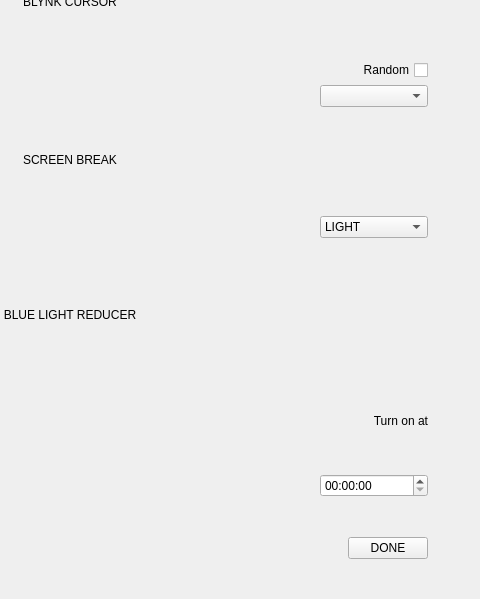
flegall2014/Blynk, file blynk/blynkwindow.ui: the form before one commit; both pictures show x 340 to 820 and y 221 to 820 of the 820 by 820 pixel window.
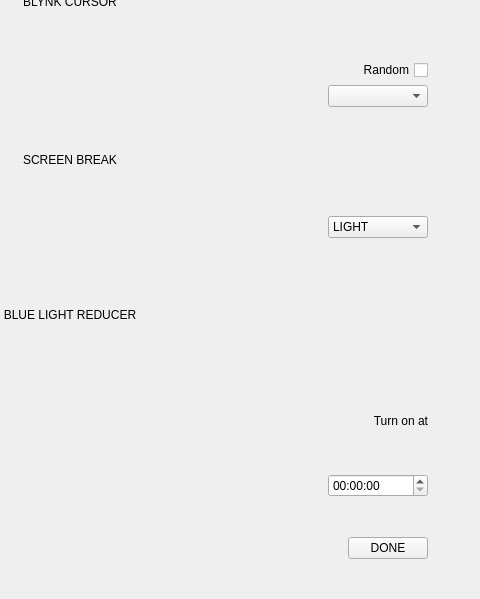
The form after the commit. Icons and pictures are not drawn. Custom widgets are drawn as their Qt base class.

Commit message: moving forward

Patch:
```diff
--- a/blynk/blynkwindow.ui
+++ b/blynk/blynkwindow.ui
@@ -211,13 +211,13 @@
        </property>
        <property name="minimumSize">
         <size>
-         <width>108</width>
+         <width>100</width>
          <height>0</height>
         </size>
        </property>
        <property name="maximumSize">
         <size>
-         <width>108</width>
+         <width>100</width>
          <height>16777215</height>
         </size>
        </property>
@@ -269,13 +269,13 @@
        </property>
        <property name="minimumSize">
         <size>
-         <width>108</width>
+         <width>100</width>
          <height>0</height>
         </size>
        </property>
        <property name="maximumSize">
         <size>
-         <width>108</width>
+         <width>100</width>
          <height>16777215</height>
         </size>
        </property>
@@ -389,13 +389,13 @@
        </property>
        <property name="minimumSize">
         <size>
-         <width>108</width>
+         <width>100</width>
          <height>0</height>
         </size>
        </property>
        <property name="maximumSize">
         <size>
-         <width>108</width>
+         <width>100</width>
          <height>16777215</height>
         </size>
        </property>
@@ -494,13 +494,13 @@
        </property>
        <property name="minimumSize">
         <size>
-         <width>108</width>
+         <width>100</width>
          <height>0</height>
         </size>
        </property>
        <property name="maximumSize">
         <size>
-         <width>108</width>
+         <width>100</width>
          <height>16777215</height>
         </size>
        </property>
@@ -642,13 +642,13 @@
        </property>
        <property name="minimumSize">
         <size>
-         <width>108</width>
+         <width>100</width>
          <height>0</height>
         </size>
        </property>
        <property name="maximumSize">
         <size>
-         <width>108</width>
+         <width>100</width>
          <height>16777215</height>
         </size>
        </property>
```
